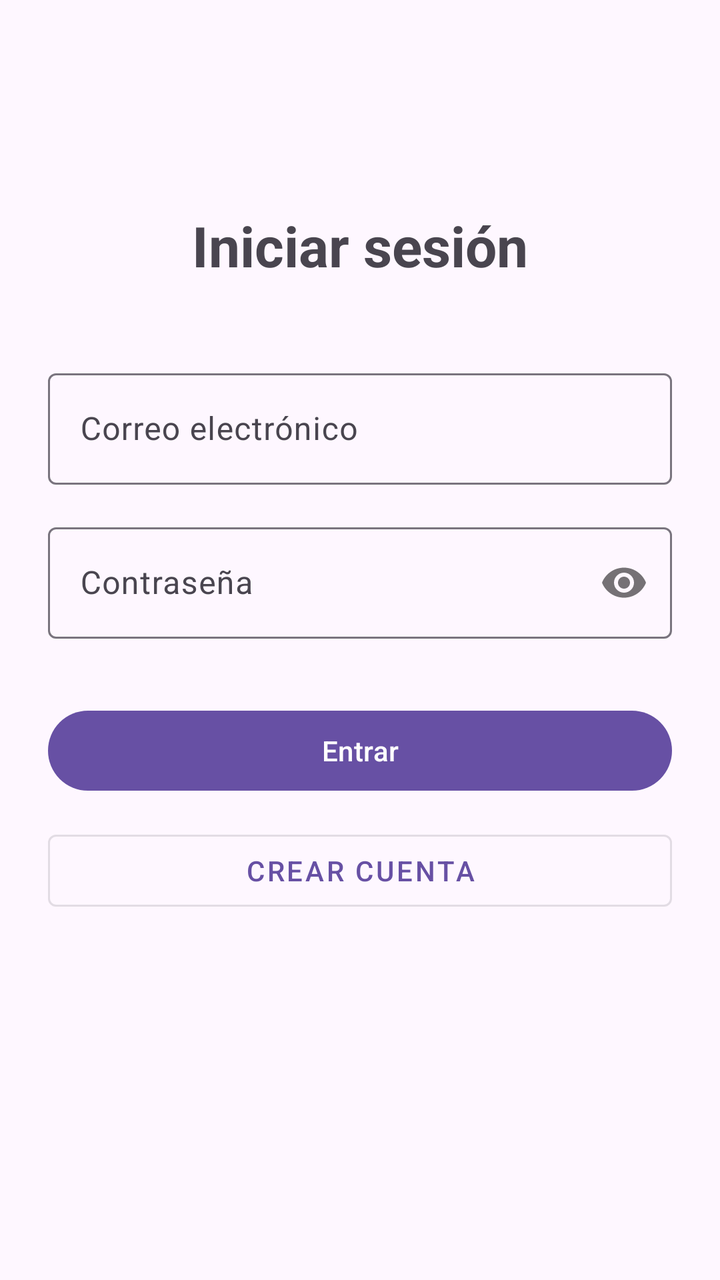
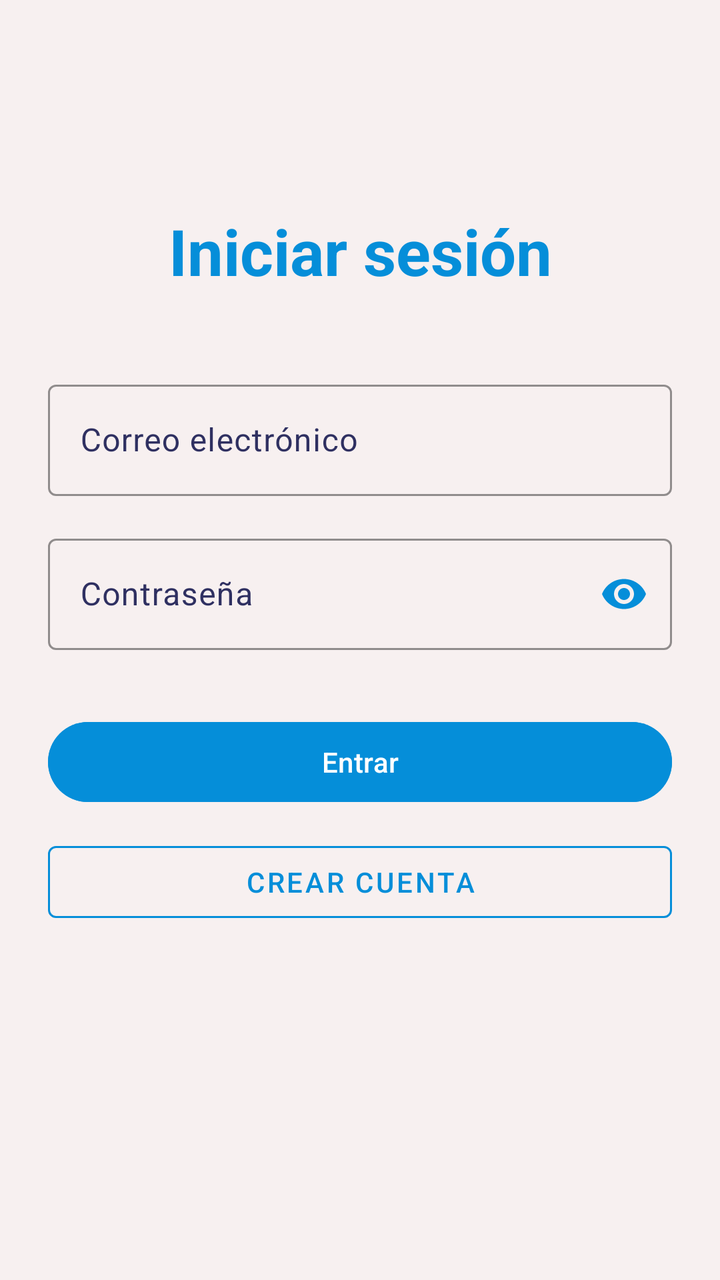

An Android layout rendered at two revisions. The XML below is the earlier revision; the diff shows what the commit changed to produce the second picture.
<!-- AndroidManifest.xml: application theme Theme.PAS_Project -->
<!-- res/layout/fragment_login.xml -->
<?xml version="1.0" encoding="utf-8"?>
<androidx.constraintlayout.widget.ConstraintLayout
    xmlns:android="http://schemas.android.com/apk/res/android"
    xmlns:app="http://schemas.android.com/apk/res-auto"
    android:layout_width="match_parent"
    android:layout_height="match_parent"
    android:padding="24dp">

    <TextView
        android:id="@+id/tvTitle"
        android:layout_width="wrap_content"
        android:layout_height="wrap_content"
        android:text="Iniciar sesión"
        android:textSize="28sp"
        android:textStyle="bold"
        app:layout_constraintTop_toTopOf="parent"
        app:layout_constraintStart_toStartOf="parent"
        app:layout_constraintEnd_toEndOf="parent"
        android:layout_marginTop="80dp"/>


    <com.google.android.material.textfield.TextInputLayout
        android:id="@+id/tilEmail"
        android:layout_width="0dp"
        android:layout_height="wrap_content"
        android:hint="Correo electrónico"
        app:layout_constraintTop_toBottomOf="@id/tvTitle"
        app:layout_constraintStart_toStartOf="parent"
        app:layout_constraintEnd_toEndOf="parent"
        android:layout_marginTop="40dp">

        <com.google.android.material.textfield.TextInputEditText
            android:id="@+id/etEmail"
            android:layout_width="match_parent"
            android:layout_height="wrap_content"
            android:inputType="textEmailAddress"/>
    </com.google.android.material.textfield.TextInputLayout>


    <com.google.android.material.textfield.TextInputLayout
        android:id="@+id/tilPassword"
        android:layout_width="0dp"
        android:layout_height="wrap_content"
        android:hint="Contraseña"
        app:passwordToggleEnabled="true"
        app:layout_constraintTop_toBottomOf="@id/tilEmail"
        app:layout_constraintStart_toStartOf="parent"
        app:layout_constraintEnd_toEndOf="parent"
        android:layout_marginTop="16dp">

        <com.google.android.material.textfield.TextInputEditText
            android:id="@+id/etPassword"
            android:layout_width="match_parent"
            android:layout_height="wrap_content"
            android:inputType="textPassword"/>
    </com.google.android.material.textfield.TextInputLayout>


    <com.google.android.material.button.MaterialButton
        android:id="@+id/btnLogin"
        android:layout_width="0dp"
        android:layout_height="wrap_content"
        android:text="Entrar"
        android:layout_marginTop="32dp"
        app:layout_constraintTop_toBottomOf="@id/tilPassword"
        app:layout_constraintStart_toStartOf="parent"
        app:layout_constraintEnd_toEndOf="parent"/>


    <com.google.android.material.button.MaterialButton
        android:id="@+id/btnRegister"
        android:layout_width="0dp"
        android:layout_height="wrap_content"
        android:text="Crear cuenta"
        style="@style/Widget.MaterialComponents.Button.OutlinedButton"
        android:layout_marginTop="12dp"
        app:layout_constraintTop_toBottomOf="@id/btnLogin"
        app:layout_constraintStart_toStartOf="parent"
        app:layout_constraintEnd_toEndOf="parent"/>

</androidx.constraintlayout.widget.ConstraintLayout>
<!-- resources referenced by this layout -->
<resources>
  <style name="Theme.PAS_Project" parent="Base.Theme.PAS_Project" />
  <style name="Base.Theme.PAS_Project" parent="Theme.Material3.DayNight.NoActionBar">
          
          
      </style>
</resources>

<!-- the commit's change to res/layout/fragment_login.xml (unified diff, before → after) -->
@@ -4,6 +4,7 @@
     xmlns:app="http://schemas.android.com/apk/res-auto"
     android:layout_width="match_parent"
     android:layout_height="match_parent"
+    android:background="@color/bg_white"
     android:padding="24dp">
 
     <TextView
@@ -11,8 +12,9 @@
         android:layout_width="wrap_content"
         android:layout_height="wrap_content"
         android:text="Iniciar sesión"
-        android:textSize="28sp"
+        android:textSize="32sp"
         android:textStyle="bold"
+        android:textColor="@color/primary_blue"
         app:layout_constraintTop_toTopOf="parent"
         app:layout_constraintStart_toStartOf="parent"
         app:layout_constraintEnd_toEndOf="parent"
@@ -24,6 +26,9 @@
         android:layout_width="0dp"
         android:layout_height="wrap_content"
         android:hint="Correo electrónico"
+        android:textColorHint="@color/navy_variant"
+        app:hintTextColor="@color/primary_blue"
+        app:boxStrokeColor="@color/primary_blue"
         app:layout_constraintTop_toBottomOf="@id/tvTitle"
         app:layout_constraintStart_toStartOf="parent"
         app:layout_constraintEnd_toEndOf="parent"
@@ -33,6 +38,7 @@
             android:id="@+id/etEmail"
             android:layout_width="match_parent"
             android:layout_height="wrap_content"
+            android:textColor="@color/primary_blue"
             android:inputType="textEmailAddress"/>
     </com.google.android.material.textfield.TextInputLayout>
 
@@ -42,7 +48,11 @@
         android:layout_width="0dp"
         android:layout_height="wrap_content"
         android:hint="Contraseña"
+        android:textColorHint="@color/navy_variant"
+        app:hintTextColor="@color/primary_blue"
+        app:boxStrokeColor="@color/primary_blue"
         app:passwordToggleEnabled="true"
+        app:passwordToggleTint="@color/primary_blue"
         app:layout_constraintTop_toBottomOf="@id/tilEmail"
         app:layout_constraintStart_toStartOf="parent"
         app:layout_constraintEnd_toEndOf="parent"
@@ -52,6 +62,7 @@
             android:id="@+id/etPassword"
             android:layout_width="match_parent"
             android:layout_height="wrap_content"
+            android:textColor="@color/primary_blue"
             android:inputType="textPassword"/>
     </com.google.android.material.textfield.TextInputLayout>
 
@@ -61,6 +72,8 @@
         android:layout_width="0dp"
         android:layout_height="wrap_content"
         android:text="Entrar"
+        android:textColor="@color/white"
+        android:backgroundTint="@color/primary_blue"
         android:layout_marginTop="32dp"
         app:layout_constraintTop_toBottomOf="@id/tilPassword"
         app:layout_constraintStart_toStartOf="parent"
@@ -72,6 +85,8 @@
         android:layout_width="0dp"
         android:layout_height="wrap_content"
         android:text="Crear cuenta"
+        android:textColor="@color/primary_blue"
+        app:strokeColor="@color/primary_blue"
         style="@style/Widget.MaterialComponents.Button.OutlinedButton"
         android:layout_marginTop="12dp"
         app:layout_constraintTop_toBottomOf="@id/btnLogin"
<!-- resource entries referenced after the edit -->
@@ -1,9 +1,20 @@
 <!-- resources referenced by this layout -->
 <resources>
+  <color name="bg_white">#F7F0F0</color>
+  <color name="navy_variant">#2F3061</color>
+  <color name="primary_blue">#058ED9</color>
+  <color name="white">#FFFFFFFF</color>
   <style name="Theme.PAS_Project" parent="Base.Theme.PAS_Project" />
   <style name="Base.Theme.PAS_Project" parent="Theme.Material3.DayNight.NoActionBar">
           
-          
+          <item name="colorPrimary">@color/primary_blue</item>
+          <item name="android:windowBackground">@color/bg_white</item>
+          <item name="colorSecondary">@color/accent_cyan</item>
+          <item name="colorSurface">@color/dark_blue_surface</item>
+          <item name="colorOnSurface">@color/white</item>
+          <item name="colorPrimaryVariant">@color/navy_variant</item>
       </style>
+  <color name="accent_cyan">#8AF3FF</color>
+  <color name="dark_blue_surface">#111D4A</color>
 </resources>
 
